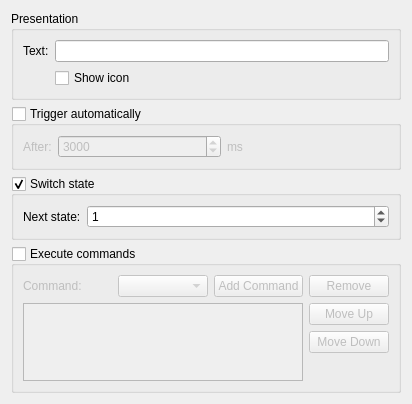
The window that plugins/Commands/Dialog/createdialogcommandwidget.ui (KDE/simon) describes before a commit, drawn with Qt 5.
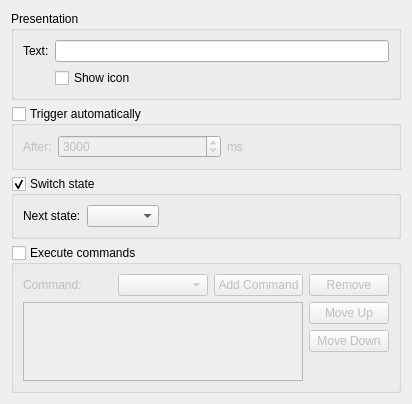
The same window after the commit. Custom widgets are drawn as their Qt base class.

Commit message: Moving transition settings' next state selection to a combobox (instead of a spin box) Creating ui for template support

```diff
--- a/plugins/Commands/Dialog/createdialogcommandwidget.ui
+++ b/plugins/Commands/Dialog/createdialogcommandwidget.ui
@@ -98,6 +98,9 @@
       <bool>true</bool>
      </property>
      <layout class="QFormLayout" name="formLayout">
+      <property name="fieldGrowthPolicy">
+       <enum>QFormLayout::ExpandingFieldsGrow</enum>
+      </property>
       <item row="0" column="0">
        <widget class="QLabel" name="lbNextState">
         <property name="text">
@@ -106,14 +109,7 @@
        </widget>
       </item>
       <item row="0" column="1">
-       <widget class="KIntSpinBox" name="sbNextState">
-        <property name="maximum">
-         <number>50000</number>
-        </property>
-        <property name="value">
-         <number>1</number>
-        </property>
-       </widget>
+       <widget class="KComboBox" name="cbNextState"/>
       </item>
      </layout>
     </widget>
```
The commit also changes 9 other files.
